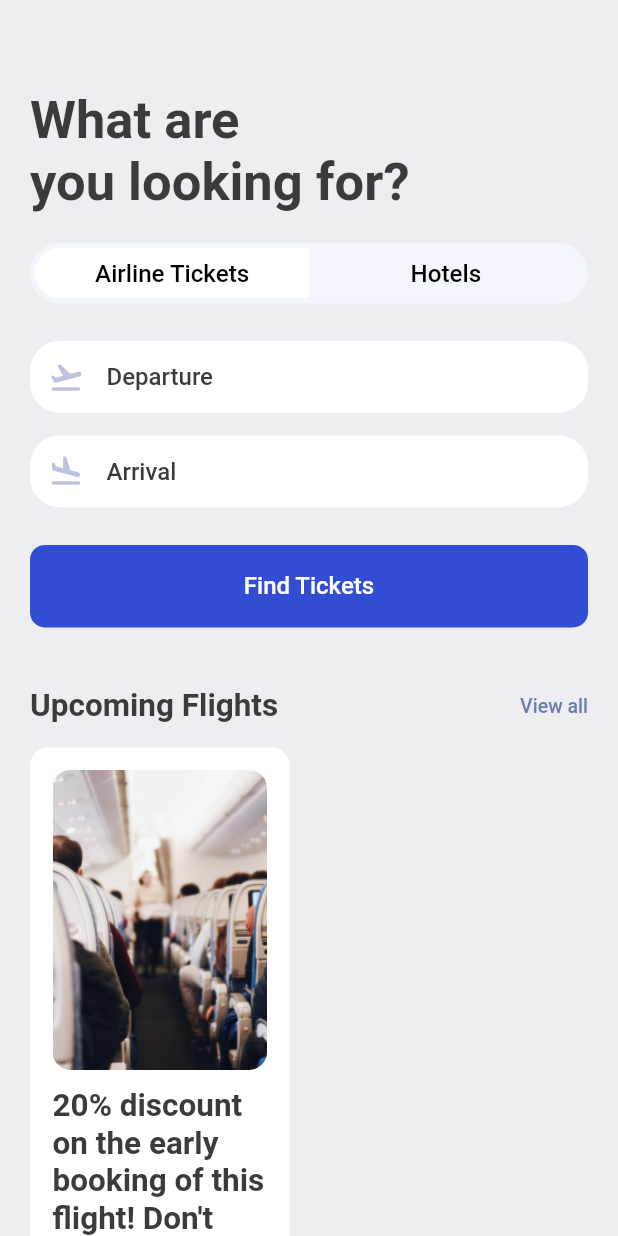
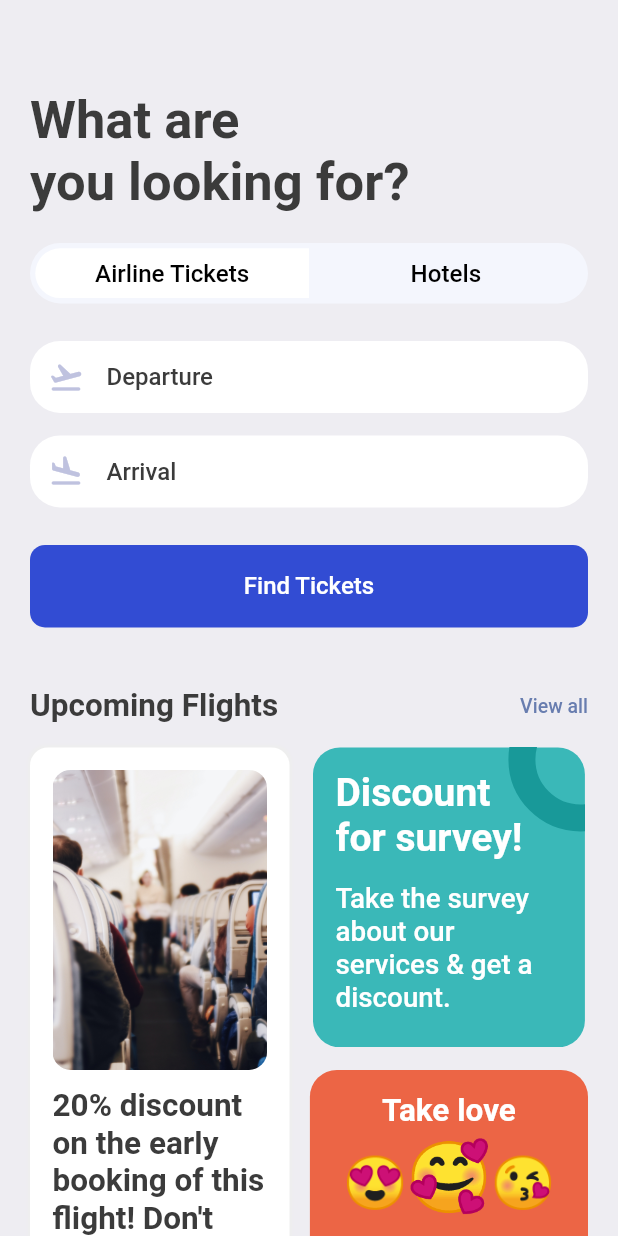
Before and after one commit to shivxsh/Book_Tickets, a Flutter app: the SearchScreen screen opened directly, on a phone screen of 412 x 824 dp. Run offline on Flutter 3.47's test engine with Material 2 defaults, Android fonts, the phone set to English and light mode, and no system bars; our stand-ins replace fluentui_icons, gap, get.

Commit message:
Completed the implementation of Search screen

```diff
--- a/lib/screens/search_screen.dart
+++ b/lib/screens/search_screen.dart
@@ -93,10 +93,11 @@ class SearchScreen extends StatelessWidget {
           const DoubleText(bigText: "Upcoming Flights", smallText: "View all"),
           Gap(AppLayout.getHeight(15)),
           Row(
+            mainAxisAlignment: MainAxisAlignment.spaceBetween,
             children: [
               //This container holds both : image and the text beneath it.
               Container(
-                height: AppLayout.getHeight(400),
+                height: AppLayout.getHeight(425),
                 width: size.width*0.42,
                 padding: EdgeInsets.symmetric(horizontal:AppLayout.getHeight(15) ,vertical: AppLayout.getWidth(15)),
                 decoration: BoxDecoration(
@@ -132,6 +133,78 @@ class SearchScreen extends StatelessWidget {
                 ),
               ),
               Column(
+                children: [
+                  Stack(
+                    children: [
+                      Container(
+                        width: size.width*0.44,
+                        height: AppLayout.getHeight((200)),
+                        decoration: BoxDecoration(
+                          color: const Color(0xFF3AB8B8),
+                          borderRadius: BorderRadius.circular(AppLayout.getHeight(18))
+                        ),
+                        padding: EdgeInsets.symmetric(vertical: AppLayout.getHeight(15), horizontal: AppLayout.getWidth(15)),
+                        child: Column(
+                          crossAxisAlignment: CrossAxisAlignment.start,
+                          children:[
+                            Text("Discount\nfor survey!",
+                          style: Styles.headLineStyle1.copyWith(fontWeight: FontWeight.bold, color: Colors.white)
+                            ),
+                            Gap(AppLayout.getWidth(15)),
+                            Text("Take the survey about our services & get a discount.",
+                              style: Styles.headLineStyle3.copyWith(fontWeight: FontWeight.w500, color: Colors.white, fontSize: 18.5),),
+                          ],
+                        ),
+                      ),
+                      Positioned(
+                        right: -45,
+                        top: -40,
+
+                        child: Container(
+                        padding: EdgeInsets.all(AppLayout.getHeight(30)),
+                        decoration: BoxDecoration(
+                          shape: BoxShape.circle,
+                          border: Border.all(width: 18, color: Color(0xFF189999)),
+                          color: Colors.transparent,
+                        ),
+                      ),)
+                      //The small blue semi circle inside the blue card.
+
+                    ],
+                  ),
+                  Gap(AppLayout.getHeight(15)),
+                  Container(
+                    width: size.width*0.45,
+                    height: AppLayout.getHeight(210),
+                    padding: EdgeInsets.symmetric(vertical:AppLayout.getHeight(15), horizontal: AppLayout.getWidth(15)),
+                    decoration: BoxDecoration(
+                      color: const Color(0xFFEC6545),
+                      borderRadius: BorderRadius.circular(AppLayout.getHeight(18)),
+                    ),
+                    child: Column(
+                      children: [
+                        Text("Take love", style: Styles.headLineStyle2.copyWith(color: Colors.white, fontWeight: FontWeight.bold), textAlign: TextAlign.center),
+                        Gap(AppLayout.getHeight(5)),
+                        RichText(text: const TextSpan(
+                          children: [
+                            TextSpan(
+                              text: '😍',
+                              style: TextStyle(fontSize: 34),
+                            ),
+                            TextSpan(
+                              text: '🥰',
+                              style: TextStyle(fontSize: 45),
+                            ),
+                            TextSpan(
+                              text: '😘',
+                              style: TextStyle(fontSize: 34),
+                            ),
+                          ]
+                        ))
+                      ],
+                    ),
+                  )
+                ],
               )
             ],
           )
```
